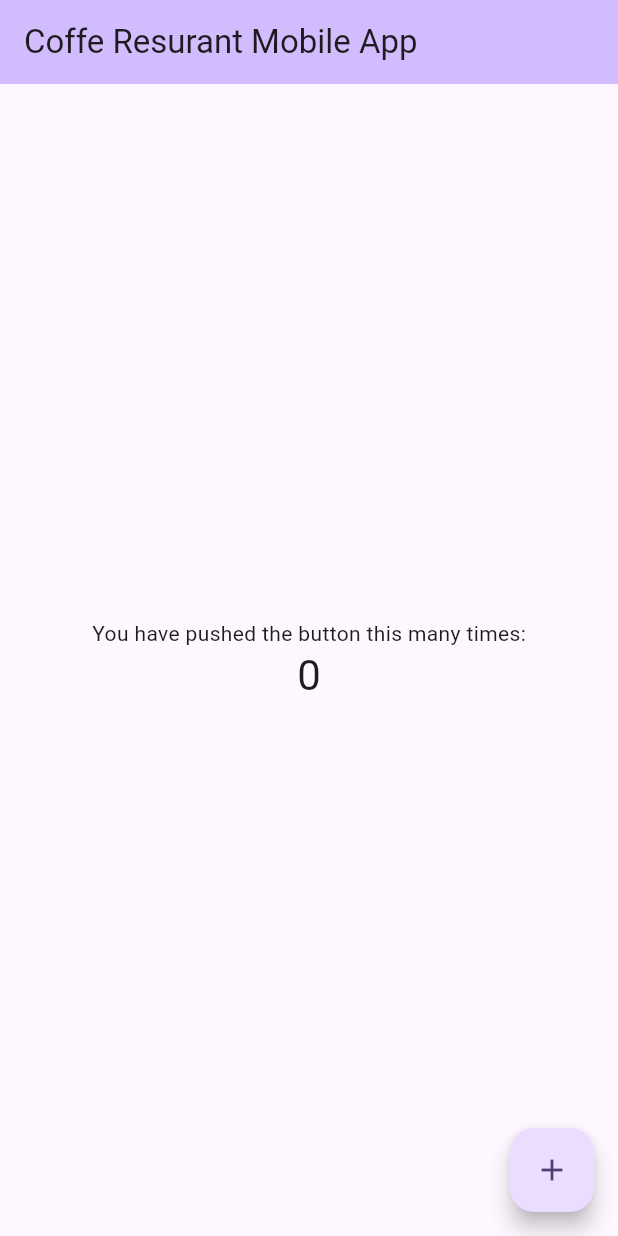
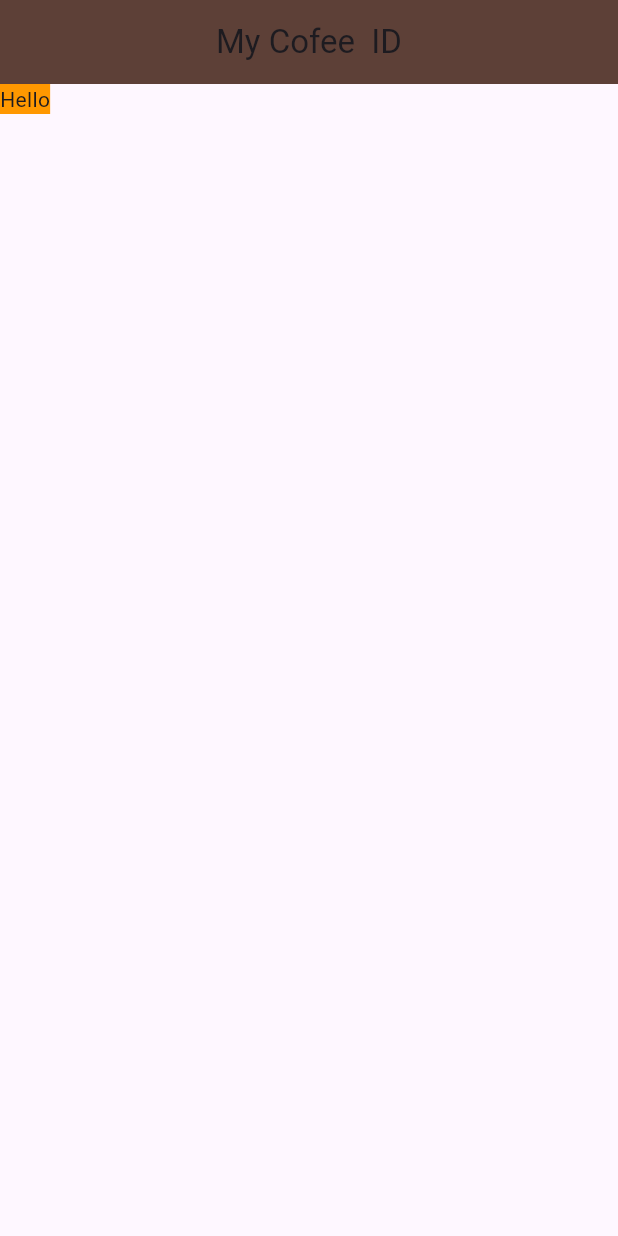
Before and after one commit to Kiash254/Flutter-crash, a Flutter app: the screen it shows after launch, on a phone screen of 412 x 824 dp. Run offline on Flutter 3.47's test engine with Material 3 defaults, Android fonts, the phone set to English and light mode, and no system bars.

Commit message:
added repo data

```diff
--- a/lib/main.dart
+++ b/lib/main.dart
@@ -1,125 +1,27 @@
 import 'package:flutter/material.dart';
 
 void main() {
-  runApp(const MyApp());
+  runApp(MaterialApp(
+    home: Scaffold(
+      appBar: AppBar(
+        title: const Text('My Cofee  ID'),
+        backgroundColor: Colors.brown[700 ],
+        centerTitle: true,
+
+      ),
+      body:const Home(),
+    ),
+  ));
 }
 
-class MyApp extends StatelessWidget {
-  const MyApp({super.key});
+class Home extends StatelessWidget {
+  const Home({super.key});
 
-  // This widget is the root of your application.
   @override
   Widget build(BuildContext context) {
-    return MaterialApp(
-      title: 'Flutter Demo',
-      theme: ThemeData(
-        // This is the theme of your application.
-        //
-        // TRY THIS: Try running your application with "flutter run". You'll see
-        // the application has a purple toolbar. Then, without quitting the app,
-        // try changing the seedColor in the colorScheme below to Colors.green
-        // and then invoke "hot reload" (save your changes or press the "hot
-        // reload" button in a Flutter-supported IDE, or press "r" if you used
-        // the command line to start the app).
-        //
-        // Notice that the counter didn't reset back to zero; the application
-        // state is not lost during the reload. To reset the state, use hot
-        // restart instead.
-        //
-        // This works for code too, not just values: Most code changes can be
-        // tested with just a hot reload.
-        colorScheme: ColorScheme.fromSeed(seedColor: Colors.deepPurple),
-        useMaterial3: true,
-      ),
-      home: const MyHomePage(title: 'Coffe Resurant Mobile App'),
+    return Container(
+      color: Colors.orange,
+      child: Text('Hello')
     );
   }
 }
-
-class MyHomePage extends StatefulWidget {
-  const MyHomePage({super.key, required this.title});
-
-  // This widget is the home page of your application. It is stateful, meaning
-  // that it has a State object (defined below) that contains fields that affect
-  // how it looks.
-
-  // This class is the configuration for the state. It holds the values (in this
-  // case the title) provided by the parent (in this case the App widget) and
-  // used by the build method of the State. Fields in a Widget subclass are
-  // always marked "final".
-
-  final String title;
-
-  @override
-  State<MyHomePage> createState() => _MyHomePageState();
-}
-
-class _MyHomePageState extends State<MyHomePage> {
-  int _counter = 0;
-
-  void _incrementCounter() {
-    setState(() {
-      // This call to setState tells the Flutter framework that something has
-      // changed in this State, which causes it to rerun the build method below
-      // so that the display can reflect the updated values. If we changed
-      // _counter without calling setState(), then the build method would not be
-      // called again, and so nothing would appear to happen.
-      _counter++;
-    });
-  }
-
-  @override
-  Widget build(BuildContext context) {
-    // This method is rerun every time setState is called, for instance as done
-    // by the _incrementCounter method above.
-    //
-    // The Flutter framework has been optimized to make rerunning build methods
-    // fast, so that you can just rebuild anything that needs updating rather
-    // than having to individually change instances of widgets.
-    return Scaffold(
-      appBar: AppBar(
-        // TRY THIS: Try changing the color here to a specific color (to
-        // Colors.amber, perhaps?) and trigger a hot reload to see the AppBar
-        // change color while the other colors stay the same.
-        backgroundColor: Theme.of(context).colorScheme.inversePrimary,
-        // Here we take the value from the MyHomePage object that was created by
-        // the App.build method, and use it to set our appbar title.
-        title: Text(widget.title),
-      ),
-      body: Center(
-        // Center is a layout widget. It takes a single child and positions it
-        // in the middle of the parent.
-        child: Column(
-          // Column is also a layout widget. It takes a list of children and
-          // arranges them vertically. By default, it sizes itself to fit its
-          // children horizontally, and tries to be as tall as its parent.
-          //
-          // Column has various properties to control how it sizes itself and
-          // how it positions its children. Here we use mainAxisAlignment to
-          // center the children vertically; the main axis here is the vertical
-          // axis because Columns are vertical (the cross axis would be
-          // horizontal).
-          //
-          // TRY THIS: Invoke "debug painting" (choose the "Toggle Debug Paint"
-          // action in the IDE, or press "p" in the console), to see the
-          // wireframe for each widget.
-          mainAxisAlignment: MainAxisAlignment.center,
-          children: <Widget>[
-            const Text(
-              'You have pushed the button this many times:',
-            ),
-            Text(
-              '$_counter',
-              style: Theme.of(context).textTheme.headlineMedium,
-            ),
-          ],
-        ),
-      ),
-      floatingActionButton: FloatingActionButton(
-        onPressed: _incrementCounter,
-        tooltip: 'Increment',
-        child: const Icon(Icons.add),
-      ), // This trailing comma makes auto-formatting nicer for build methods.
-    );
-  }
-}
```
